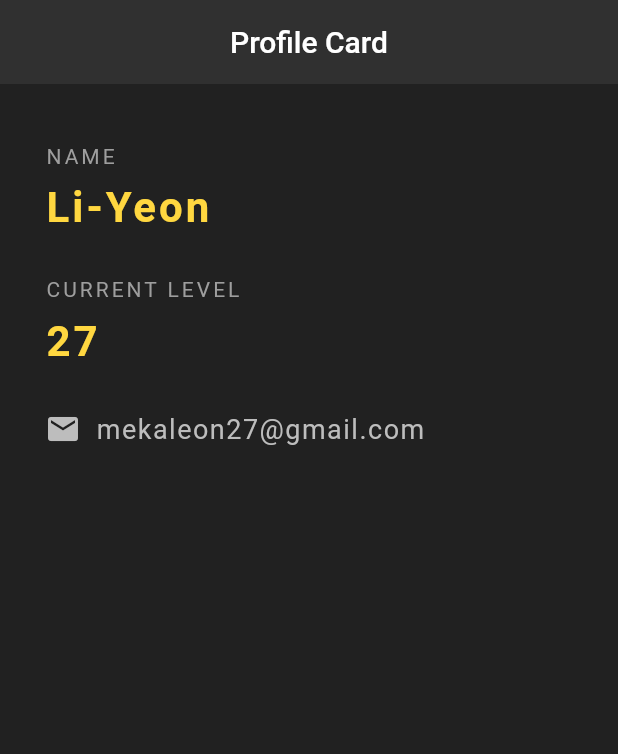
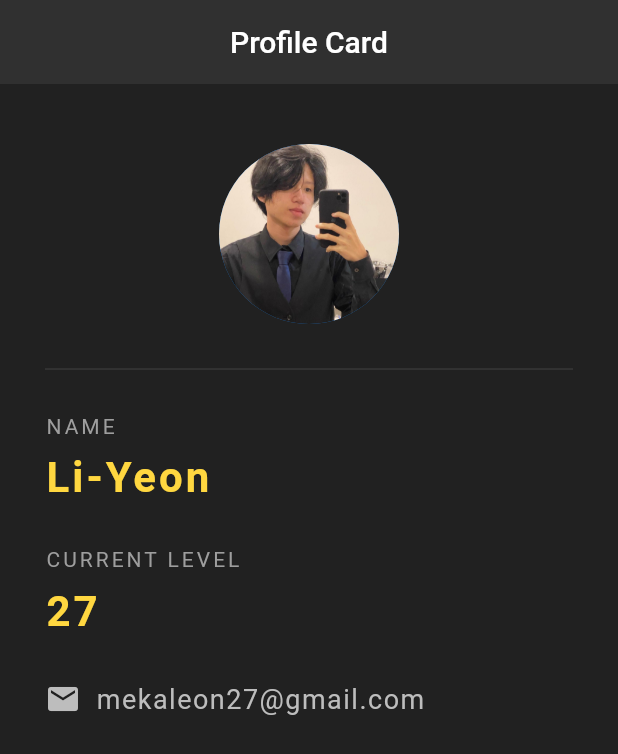
Before and after one commit to Li-Yeon/StaticProfilePageFlutter, a Flutter app: the screen it shows after launch, on a phone screen of 412 x 824 dp. Shown: the top 754 px of the screen. Run offline on Flutter 3.47's test engine with Material 2 defaults, Android fonts, the phone set to English and light mode, and no system bars.

Commit message:
Added avatar and divider

```diff
--- a/lib/main.dart
+++ b/lib/main.dart
@@ -21,6 +21,16 @@
         child: Column(
           crossAxisAlignment: CrossAxisAlignment.start,
           children: [
+            Center(
+              child: CircleAvatar(
+                backgroundImage: AssetImage('assets/profile.jpg'),
+                radius: 60,
+              ),
+            ),
+            Divider(
+              height: 60,
+              color: Colors.grey[800],
+            ),
             Text(
               'NAME',
               style: TextStyle(
--- a/pubspec.yaml
+++ b/pubspec.yaml
@@ -58,9 +58,9 @@
   uses-material-design: true
 
   # To add assets to your application, add an assets section, like this:
-  # assets:
-  #   - images/a_dot_burr.jpeg
-  #   - images/a_dot_ham.jpeg
+  assets:
+    - assets/profile.jpg
+
 
   # An image asset can refer to one or more resolution-specific "variants", see
   # https://flutter.dev/assets-and-images/#resolution-aware.
```
Also changed, not shown: assets/profile.jpg (added).
